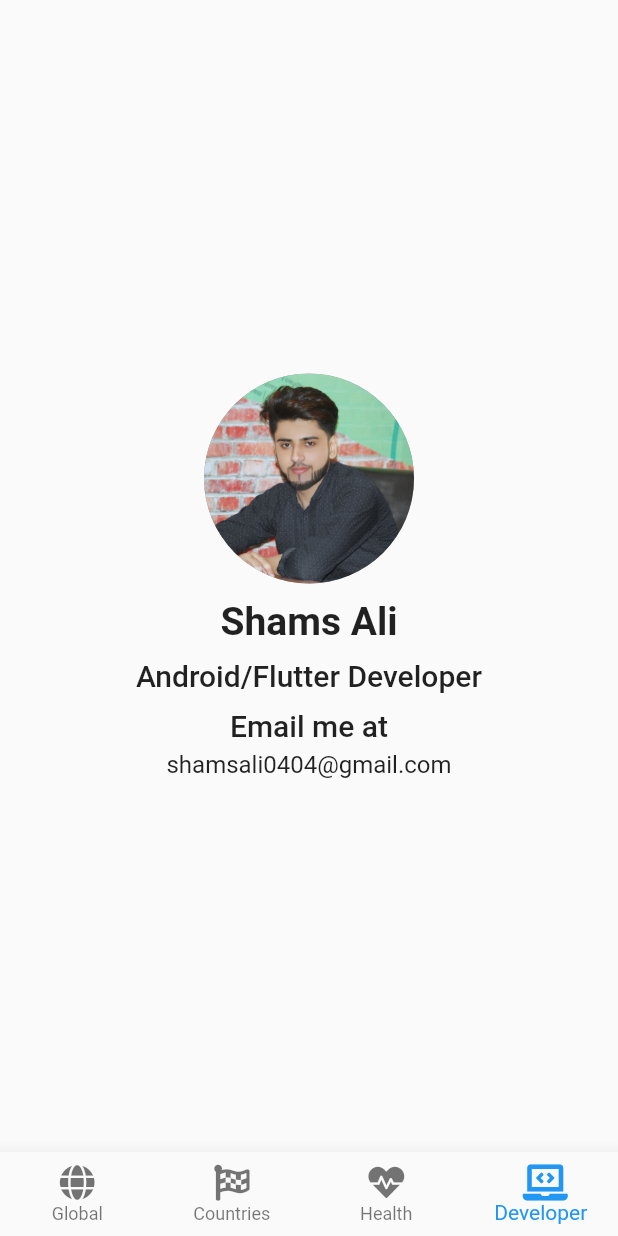
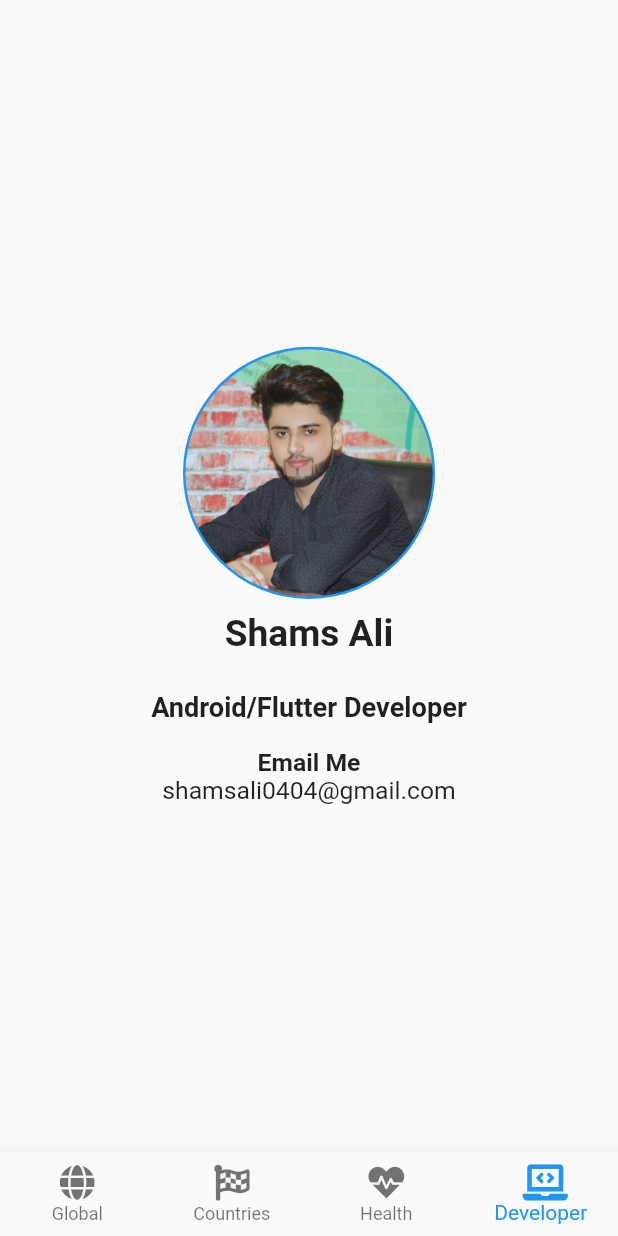
Before and after one commit to ShamxAli/Covid_19_Tracker, a Flutter app: the screen it shows after launch, item 4 of the bottom bar chosen, on a phone screen of 412 x 824 dp. Run offline on Flutter 3.47's test engine with Material 2 defaults, Android fonts, the phone set to English and light mode, and no system bars; our stand-ins replace flutter_svg, font_awesome_flutter, progress_indicators, splashscreen; generated files the repository leaves out were written again; network calls fail.

```diff
--- a/lib/main.dart
+++ b/lib/main.dart
@@ -15,14 +15,13 @@ class MyApp extends StatelessWidget {
       debugShowCheckedModeBanner: false,
       home: SplashScreen(
         image: Image.asset(
-          'images/loader.png',
-          width: 150.0,
-          height: 150.0,
-          color: Colors.blue,
+          'images/three.png',
+          width: 200.0,
+          height: 200.0,
         ),
         photoSize: 120.0,
         seconds: 4,
-        loaderColor: Colors.blueGrey,
+        loaderColor: Colors.blueAccent,
         loadingText: Text('Stay Home, Stay Safe!'),
         navigateAfterSeconds: HomeScreen(),
       ),
--- a/lib/models/global.dart
+++ b/lib/models/global.dart
@@ -1,3 +1,9 @@
+
+import 'package:json_annotation/json_annotation.dart';
+
+part 'global.g.dart';
+
+@JsonSerializable()
 class Global {
   int cases;
   int recovered;
@@ -5,9 +11,16 @@ class Global {
 
   Global({this.cases, this.deaths, this.recovered});
 
-  Global.fromJson(Map<String, dynamic> json) {
-    cases = json['cases'];
-    recovered = json['recovered'];
-    deaths = json['deaths'];
-  }
+  // Global.fromJson(Map<String, dynamic> json) {
+  //   cases = json['cases'];
+  //   recovered = json['recovered'];
+  //   deaths = json['deaths'];
+  // }
+  //
+  //
+
+  factory Global.fromJson(Map<String , dynamic> parsedJson) => _$GlobalFromJson(parsedJson);
+
+  Map<String , dynamic> toJson() => _$GlobalToJson(this);
+
 }
--- a/lib/screens/nav_screens/countries_screen.dart
+++ b/lib/screens/nav_screens/countries_screen.dart
@@ -15,6 +15,8 @@ class _CountriesScreenState extends State<CountriesScreen> {
   final formatter = NumberFormat("###,###");
   List<String> countryList = new List<String>();
   var snapshotData;
+
+
 
   @override
   Widget build(BuildContext context) {
--- a/lib/screens/nav_screens/developer_screen.dart
+++ b/lib/screens/nav_screens/developer_screen.dart
@@ -9,47 +9,95 @@ class DeveloperScreen extends StatefulWidget {
 class _DeveloperScreenState extends State<DeveloperScreen> {
   @override
   Widget build(BuildContext context) {
-    return Container(
-      child: Center(
+    double height = MediaQuery.of(context).size.height;
+    return Center(
       child: Column(
         mainAxisAlignment: MainAxisAlignment.center,
-          children: [
+        children: <Widget>[
+
           CircleAvatar(
-              radius: 70.0,
-              backgroundColor: Colors.grey,
+            maxRadius: height * 0.102,
+            backgroundColor: Colors.blue,
+            child: CircleAvatar(
+              maxRadius: height * 0.10,
               backgroundImage: AssetImage('images/profile.jpg'),
             ),
+          ),
           SizedBox(
-              height: 10.0,
+            height: height * 0.01,
+          ),
+          Text("Shams Ali",
+              style: TextStyle(
+                  fontSize: height * 0.03,
+                  fontWeight: FontWeight.bold)),
+          SizedBox(
+            height: height * 0.03,
           ),
           Text(
-              'Shams Ali',
-              style: TextStyle(fontSize: 26.0 , fontWeight: FontWeight.w600),
+            "Android/Flutter Developer",
+            style: TextStyle(
+                fontWeight: FontWeight.bold,
+                fontSize: height * 0.022),
           ),
           SizedBox(
-              height: 10.0,
+            height: height * 0.02,
           ),
+          Column(mainAxisSize: MainAxisSize.min, children: <Widget>[
             Text(
-              'Android/Flutter Developer',
-              style: TextStyle(fontSize: 20.0 , fontWeight: FontWeight.w500),
+              "Email Me",
+              style: TextStyle(
+                  fontWeight: FontWeight.bold,
+                  fontSize: height * 0.02),
             ),
-            SizedBox(
-              height: 10.0,
-            ),
-            Text(
-              'Email me at',
-              style: TextStyle(fontSize: 20.0 , fontWeight: FontWeight.w500),
-            ),
-            SizedBox(
-              height: 5.0,
-            ),
-            Text(
-              'shamsali0404@gmail.com',
-              style: TextStyle(fontSize: 16.0),
-            ),
+            Text("shamsali0404@gmail.com",
+                style: TextStyle(fontSize: height * 0.02)),
+          ]),
         ],
       ),
-      ),
     );
+
+
+    // return Container(
+    //   child: Center(
+    //     child: Column(
+    //       mainAxisAlignment: MainAxisAlignment.center,
+    //       children: [
+    //         CircleAvatar(
+    //           radius: 70.0,
+    //           backgroundColor: Colors.grey,
+    //           backgroundImage: AssetImage('images/profile.jpg'),
+    //         ),
+    //         SizedBox(
+    //           height: 10.0,
+    //         ),
+    //         Text(
+    //           'Shams Ali',
+    //           style: TextStyle(fontSize: 26.0 , fontWeight: FontWeight.w600),
+    //         ),
+    //         SizedBox(
+    //           height: 10.0,
+    //         ),
+    //         Text(
+    //           'Android/Flutter Developer',
+    //           style: TextStyle(fontSize: 20.0 , fontWeight: FontWeight.w500),
+    //         ),
+    //         SizedBox(
+    //           height: 10.0,
+    //         ),
+    //         Text(
+    //           'Email me at',
+    //           style: TextStyle(fontSize: 20.0 , fontWeight: FontWeight.w500),
+    //         ),
+    //         SizedBox(
+    //           height: 5.0,
+    //         ),
+    //         Text(
+    //           'shamsali0404@gmail.com',
+    //           style: TextStyle(fontSize: 16.0),
+    //         ),
+    //       ],
+    //     ),
+    //   ),
+    // );
   }
 }
--- a/lib/search/data_search.dart
+++ b/lib/search/data_search.dart
@@ -1,7 +1,5 @@
-
 import 'package:covid_19_tracker/screens/details/countries_details.dart';
 import 'package:flutter/material.dart';
-
 
 class DataSearch extends SearchDelegate<String> {
   var snapshot;
@@ -72,7 +70,8 @@ class DataSearch extends SearchDelegate<String> {
     final suggestionList = query.isEmpty
         ? recentList
         : countryList
-        .where((element) => element.toLowerCase().startsWith(query))
+            .where((element) =>
+                element.toLowerCase().startsWith(query.toLowerCase()))
             .toList();
 
     return ListView.builder(
```
Also changed, not shown: pubspec.yaml (+3 -4 lines), images/background.png (deleted), images/bg.png (added), images/bgone.png (added), images/three.png (added), lib/models/global.g.dart (added), pubspec.lock, 7 other files. Lines whose indentation alone changed are shown as unchanged.
